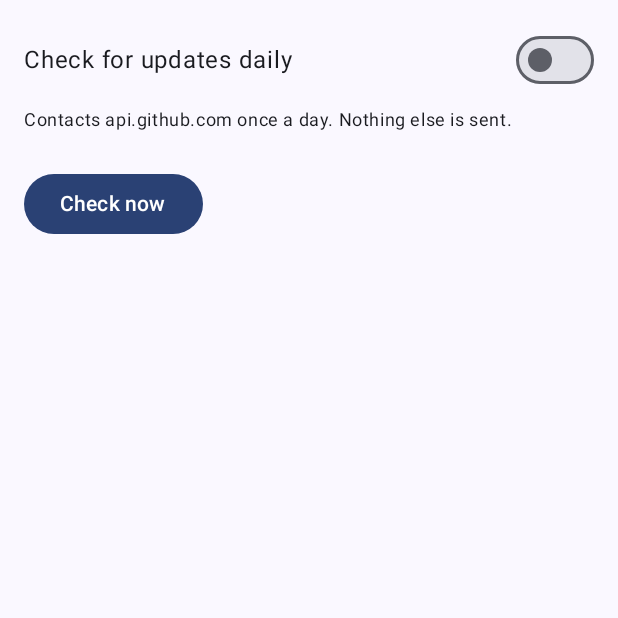
After one commit to sameaslooks/android-cxp-exporter, an Android app built with Jetpack Compose: the composable SettingsScreen shown on its own in the app's theme, on a phone screen of 412 x 824 dp, the top half of it. The commit adds this screen. Run offline under Robolectric (Android 15) with nearby library versions, the phone set to English and light mode, and no system bars.

Commit message:
Add daily update check
- Add daily check for new GitHub releases on app start, on by default
- Add banner with a link to the release page when a newer version exists
- Add Settings screen with an update check toggle and a Check now button
- Add top bar menu with Settings and About
- Rework README and security policy to describe the single request to api.github.com

```diff
--- a/app/src/main/AndroidManifest.xml
+++ b/app/src/main/AndroidManifest.xml
@@ -1,11 +1,14 @@
 <?xml version="1.0" encoding="utf-8"?>
 <manifest xmlns:android="http://schemas.android.com/apk/res/android">
+
+    <uses-permission android:name="android.permission.INTERNET" />
 
     <application
         android:allowBackup="false"
         android:dataExtractionRules="@xml/data_extraction_rules"
         android:icon="@mipmap/ic_launcher"
         android:label="@string/app_name"
+        android:networkSecurityConfig="@xml/network_security_config"
         android:roundIcon="@mipmap/ic_launcher_round"
         android:theme="@style/Theme.CxpExporter">
 
--- /dev/null
+++ b/app/src/main/java/io/github/cxpexporter/ui/SettingsScreen.kt
@@ -0,0 +1,72 @@
+package io.github.cxpexporter.ui
+
+import androidx.compose.foundation.layout.Arrangement
+import androidx.compose.foundation.layout.Column
+import androidx.compose.foundation.layout.PaddingValues
+import androidx.compose.foundation.layout.Row
+import androidx.compose.foundation.layout.Spacer
+import androidx.compose.foundation.layout.fillMaxSize
+import androidx.compose.foundation.layout.fillMaxWidth
+import androidx.compose.foundation.layout.height
+import androidx.compose.foundation.layout.padding
+import androidx.compose.foundation.selection.toggleable
+import androidx.compose.material3.Button
+import androidx.compose.material3.MaterialTheme
+import androidx.compose.material3.Switch
+import androidx.compose.material3.Text
+import androidx.compose.runtime.Composable
+import androidx.compose.ui.Alignment
+import androidx.compose.ui.Modifier
+import androidx.compose.ui.res.stringResource
+import androidx.compose.ui.semantics.Role
+import androidx.compose.ui.unit.dp
+import io.github.cxpexporter.R
+
+@Composable
+fun SettingsScreen(
+    contentPadding: PaddingValues,
+    updateCheckEnabled: Boolean,
+    checking: Boolean,
+    onUpdateCheckEnabledChange: (Boolean) -> Unit,
+    onCheckNow: () -> Unit,
+) {
+    val switchLabel = stringResource(R.string.settings_update_check)
+    val explanation = stringResource(R.string.settings_update_explanation)
+    val checkNowLabel = stringResource(R.string.settings_check_now)
+
+    Column(
+        Modifier
+            .fillMaxSize()
+            .padding(contentPadding)
+            .padding(16.dp),
+        verticalArrangement = Arrangement.spacedBy(8.dp),
+    ) {
+        Row(
+            Modifier
+                .fillMaxWidth()
+                .toggleable(
+                    value = updateCheckEnabled,
+                    role = Role.Switch,
+                    onValueChange = onUpdateCheckEnabledChange,
+                )
+                .padding(vertical = 8.dp),
+            verticalAlignment = Alignment.CenterVertically,
+            horizontalArrangement = Arrangement.SpaceBetween,
+        ) {
+            Text(
+                text = switchLabel,
+                style = MaterialTheme.typography.bodyLarge,
+                modifier = Modifier.weight(1f).padding(end = 16.dp),
+            )
+            Switch(checked = updateCheckEnabled, onCheckedChange = null)
+        }
+        Text(
+            text = explanation,
+            style = MaterialTheme.typography.bodySmall,
+        )
+        Spacer(Modifier.height(8.dp))
+        Button(onClick = onCheckNow, enabled = !checking) {
+            Text(checkNowLabel)
+        }
+    }
+}
--- a/app/src/main/res/values/strings.xml
+++ b/app/src/main/res/values/strings.xml
@@ -4,6 +4,8 @@
 
     <!-- Actions -->
     <string name="action_about">About</string>
+    <string name="action_settings">Settings</string>
+    <string name="action_more">More options</string>
     <string name="action_back">Back</string>
     <string name="action_clear">Clear</string>
     <string name="action_import_cxp">Import from Credential Manager</string>
@@ -66,6 +68,18 @@
     <string name="about_author_url" translatable="false">https://github.com/sameaslooks</string>
     <string name="about_repo_url" translatable="false">https://github.com/sameaslooks/android-cxp-exporter</string>
 
+    <!-- Settings and update check -->
+    <string name="settings_title">Settings</string>
+    <string name="settings_update_check">Check for updates daily</string>
+    <string name="settings_update_explanation">Contacts api.github.com once a day. Nothing else is sent.</string>
+    <string name="settings_check_now">Check now</string>
+    <string name="update_banner_text">Version %1$s is available</string>
+    <string name="update_open_release">Open release page</string>
+    <string name="update_dismiss">Dismiss</string>
+    <string name="update_up_to_date">Up to date</string>
+    <string name="update_available_message">Version %1$s available</string>
+    <string name="update_check_failed">Check failed</string>
+
     <!-- Licenses -->
     <string name="licenses_title">Open-source licenses</string>
     <string name="licenses_intro">CXP Exporter is licensed under the MIT License. It includes or depends on the following third-party components.</string>
```
Also changed, not shown: app/src/main/java/io/github/cxpexporter/data/Settings.kt (added, +25 -0 lines), app/src/main/java/io/github/cxpexporter/data/UpdateChecker.kt (added, +91 -0 lines), app/src/main/java/io/github/cxpexporter/ui/App.kt (+44 -8 lines), app/src/main/java/io/github/cxpexporter/ui/MainViewModel.kt (+79 -2 lines), app/src/main/java/io/github/cxpexporter/ui/RecordsScreen.kt (+38 -0 lines), app/src/main/res/xml/network_security_config.xml (added, +8 -0 lines), 3 other files.
